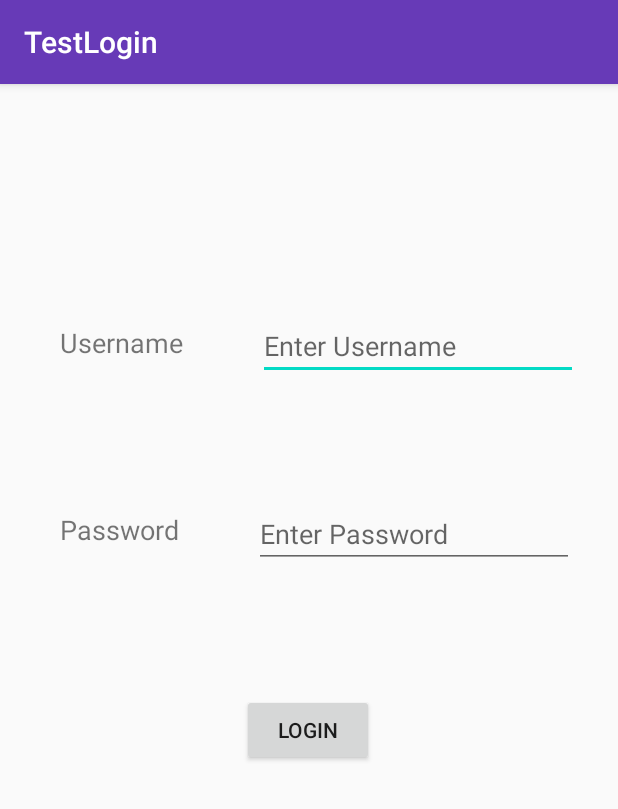
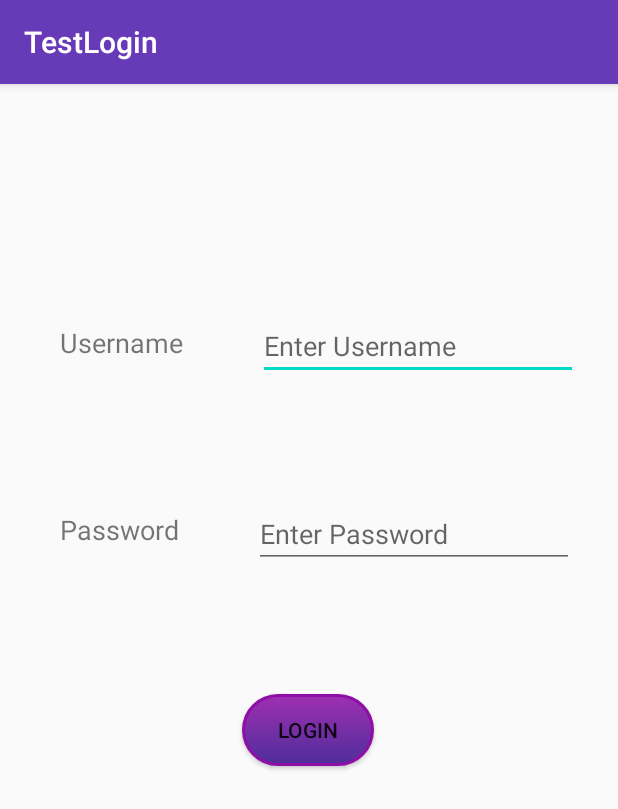
Before and after one commit to amolmhatre/LoginFlow, an Android app: the screen it shows after launch (MainActivity), on a phone screen of 412 x 824 dp. Shown: the top 809 px of the screen. Run offline under Robolectric (Android 15) with nearby library versions, the phone set to English and light mode, and no system bars.

Commit message:
Adding Comments

```diff
--- a/app/src/main/java/com/amol/testlogin/MainActivity.java
+++ b/app/src/main/java/com/amol/testlogin/MainActivity.java
@@ -12,7 +12,7 @@ import android.widget.Toast;
 
 public class MainActivity extends AppCompatActivity {
 
-    String TAG = "testLogin";
+    String TAG = "com.amol.testlogin/MainActivity";
     EditText etUsername,etPassword;
     @Override
     protected void onCreate(Bundle savedInstanceState) {
@@ -23,10 +23,11 @@ public class MainActivity extends AppCompatActivity {
     }
 
     public void Login(View view){
-        if("amol".equals(etUsername.getText().toString()) && "1234".equals(etPassword.getText().toString())){
-//          if (true){
+//        if("amol".equals(etUsername.getText().toString()) && "1234".equals(etPassword.getText().toString())){
+          if (true){
+              /** Starting new actiity */
             Intent intent = new Intent(getApplicationContext(),HomePage.class);
-            intent.putExtra("root","toor");
+            intent.putExtra("root","toor"); /**We are adding this security feature to prevent backdoor entry to homepage*/
             intent.putExtra("username","amol mhatre");
             startActivity(intent);
         } else {
--- /dev/null
+++ b/app/src/main/res/drawable/button_style.xml
@@ -0,0 +1,22 @@
+<?xml version="1.0" encoding="utf-8"?>
+<selector xmlns:android="http://schemas.android.com/apk/res/android">
+<item >
+    <shape xmlns:android="http://schemas.android.com/apk/res/android"
+        android:shape="rectangle">
+        <gradient android:startColor="@color/colorContrast" android:endColor="@color/colorPrimaryDark" android:angle="270"/>
+        <stroke android:color="#8F0EA6" android:width="2dp"/>
+        <corners android:radius="100dp"/>
+        <padding android:bottom="2dp" android:left="2dp" android:right="2dp" android:top="2dp"/>
+    </shape>
+</item>
+
+    <item android:state_pressed="true">
+        <shape xmlns:android="http://schemas.android.com/apk/res/android"
+            android:shape="rectangle">
+            <solid android:color="@color/colorPrimary"/>
+            <stroke android:color="@color/colorContrast" android:width="2dp"/>
+            <corners android:radius="100dp"/>
+            <padding android:bottom="2dp" android:left="2dp" android:right="2dp" android:top="2dp"/>
+        </shape>
+    </item>
+</selector>
--- a/app/src/main/res/layout/activity_main.xml
+++ b/app/src/main/res/layout/activity_main.xml
@@ -12,7 +12,7 @@
         android:layout_height="wrap_content"
         android:layout_marginStart="40dp"
         android:layout_marginTop="160dp"
-        android:text="Username"
+        android:text="@string/username"
         android:textSize="18sp"
         app:layout_constraintStart_toStartOf="parent"
         app:layout_constraintTop_toTopOf="parent" />
@@ -25,7 +25,7 @@
         android:layout_marginStart="50dp"
         android:layout_marginTop="152dp"
         android:ems="10"
-        android:hint="Enter Username"
+        android:hint="@string/enterUsername"
         android:inputType="textPersonName"
         app:layout_constraintStart_toEndOf="@+id/tvUser"
         app:layout_constraintTop_toTopOf="parent" />
@@ -36,7 +36,7 @@
         android:layout_height="wrap_content"
         android:layout_marginStart="40dp"
         android:layout_marginTop="100dp"
-        android:text="Password"
+        android:text="@string/password"
         android:textSize="18sp"
         app:layout_constraintStart_toStartOf="parent"
         app:layout_constraintTop_toBottomOf="@+id/tvUser" />
@@ -48,7 +48,7 @@
         android:layout_marginStart="50dp"
         android:layout_marginTop="80dp"
         android:ems="10"
-        android:hint="Enter Password"
+        android:hint="@string/enterPassword"
         android:inputType="textPassword"
         app:layout_constraintStart_toEndOf="@+id/tvPass"
         app:layout_constraintTop_toBottomOf="@+id/etUsername" />
@@ -56,10 +56,11 @@
     <Button
         android:id="@+id/button"
         android:onClick="Login"
+        android:background="@drawable/button_style"
         android:layout_width="wrap_content"
         android:layout_height="wrap_content"
         android:layout_marginTop="84dp"
-        android:text="Login"
+        android:text="@string/login"
         app:layout_constraintEnd_toEndOf="parent"
         app:layout_constraintHorizontal_bias="0.498"
         app:layout_constraintStart_toStartOf="parent"
--- a/app/src/main/res/values/colors.xml
+++ b/app/src/main/res/values/colors.xml
@@ -1,6 +1,7 @@
 <?xml version="1.0" encoding="utf-8"?>
 <resources>
     <color name="colorPrimary">#673AB7</color>
-    <color name="colorPrimaryDark">#3700B3</color>
+    <color name="colorPrimaryDark">#4F2E9A</color>
     <color name="colorAccent">#03DAC5</color>
+    <color name="colorContrast">#9E2FB2</color>
 </resources>
--- a/app/src/main/res/values/strings.xml
+++ b/app/src/main/res/values/strings.xml
@@ -1,3 +1,14 @@
 <resources>
     <string name="app_name">TestLogin</string>
+    <string name="userProfile">User Profile</string>
+    <string name="home">Home</string>
+    <string name="settings">Settings</string>
+    <string name="logout">Logout</string>
+    <string name="search">Search</string>
+    <string name="password">Password</string>
+    <string name="enterPassword">Enter Password</string>
+    <string name="username">Username</string>
+    <string name="enterUsername">Enter Username</string>
+    <string name="login">Login</string>
+    <string name="welcome">Welcome</string>
 </resources>
```
Also changed, not shown: app/src/main/java/com/amol/testlogin/HomePage.java (+24 -3 lines), app/src/main/res/menu/homemenu.xml (+8 -5 lines), 2 other files.
